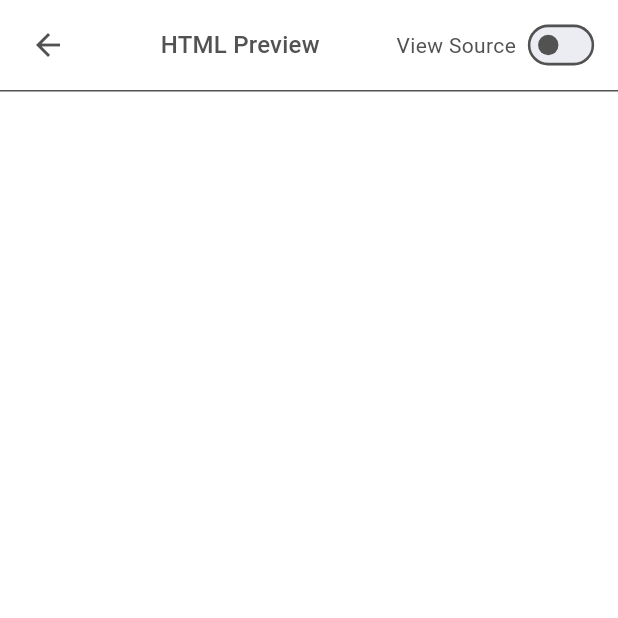
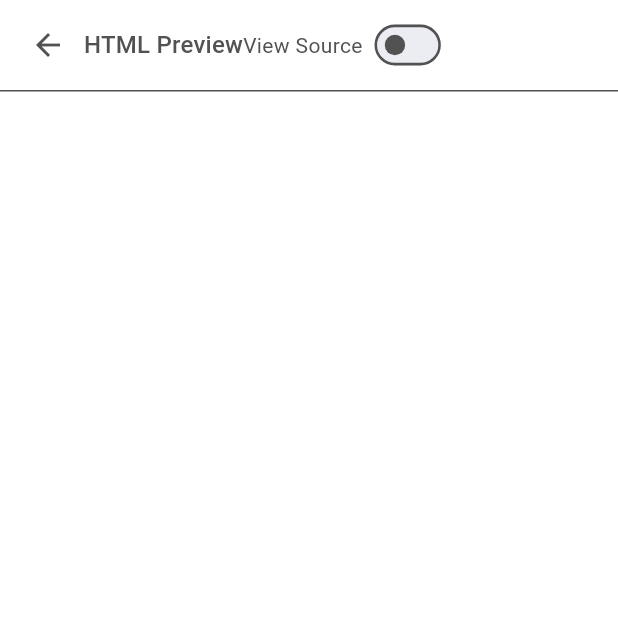
Before and after one commit to czyczk/auto_music_info, a Flutter app: the HtmlPreviewPage screen opened directly with empty values, on a phone screen of 412 x 824 dp, the top half of it. Run offline on Flutter 3.47's test engine with Material 3 defaults, Android fonts, the phone set to English and light mode, and no system bars; our stand-ins replace flutter_widget_from_html, package_info_plus.

Commit message:
Refined HtmlPreviewPage

```diff
--- a/lib/module/search_session_carousel/widgets/screens/html_preview_page.dart
+++ b/lib/module/search_session_carousel/widgets/screens/html_preview_page.dart
@@ -34,7 +34,7 @@ class _HtmlPreviewPageState extends State<HtmlPreviewPage> {
                     icon: const Icon(Icons.arrow_back),
                     onPressed: () => Navigator.of(context).pop(),
                   ),
-                  Expanded(
+                  SingleChildScrollView(
                     child: Center(
                       child: Text(
                         'HTML Preview',
```
